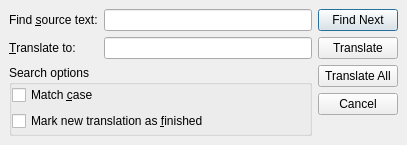
The window that tools/linguist/linguist/translatedialog.ui (arnt/qt-history2) describes before a commit, drawn with Qt 5.
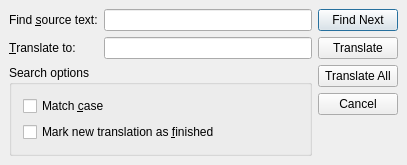
The same window after the commit.

```diff
--- a/tools/linguist/linguist/translatedialog.ui
+++ b/tools/linguist/linguist/translatedialog.ui
@@ -22,9 +22,7 @@
    </rect>
   </property>
   <property name="sizePolicy" >
-   <sizepolicy>
-    <hsizetype>5</hsizetype>
-    <vsizetype>4</vsizetype>
+   <sizepolicy vsizetype="Maximum" hsizetype="Preferred" >
     <horstretch>0</horstretch>
     <verstretch>0</verstretch>
    </sizepolicy>
@@ -55,7 +53,19 @@
        <property name="margin" >
         <number>0</number>
        </property>
-       <property name="spacing" >
+       <property name="topMargin" >
+        <number>0</number>
+       </property>
+       <property name="rightMargin" >
+        <number>0</number>
+       </property>
+       <property name="bottomMargin" >
+        <number>0</number>
+       </property>
+       <property name="horizontalSpacing" >
+        <number>6</number>
+       </property>
+       <property name="verticalSpacing" >
         <number>6</number>
        </property>
        <item row="1" column="1" >
@@ -100,12 +110,6 @@
         <string>Search options</string>
        </property>
        <layout class="QVBoxLayout" >
-        <property name="margin" >
-         <number>0</number>
-        </property>
-        <property name="spacing" >
-         <number>6</number>
-        </property>
         <item>
          <widget class="QCheckBox" name="ckMatchCase" >
           <property name="whatsThis" >
```
Left out of the diff: 47 changed lines with no effect on the pictures.
